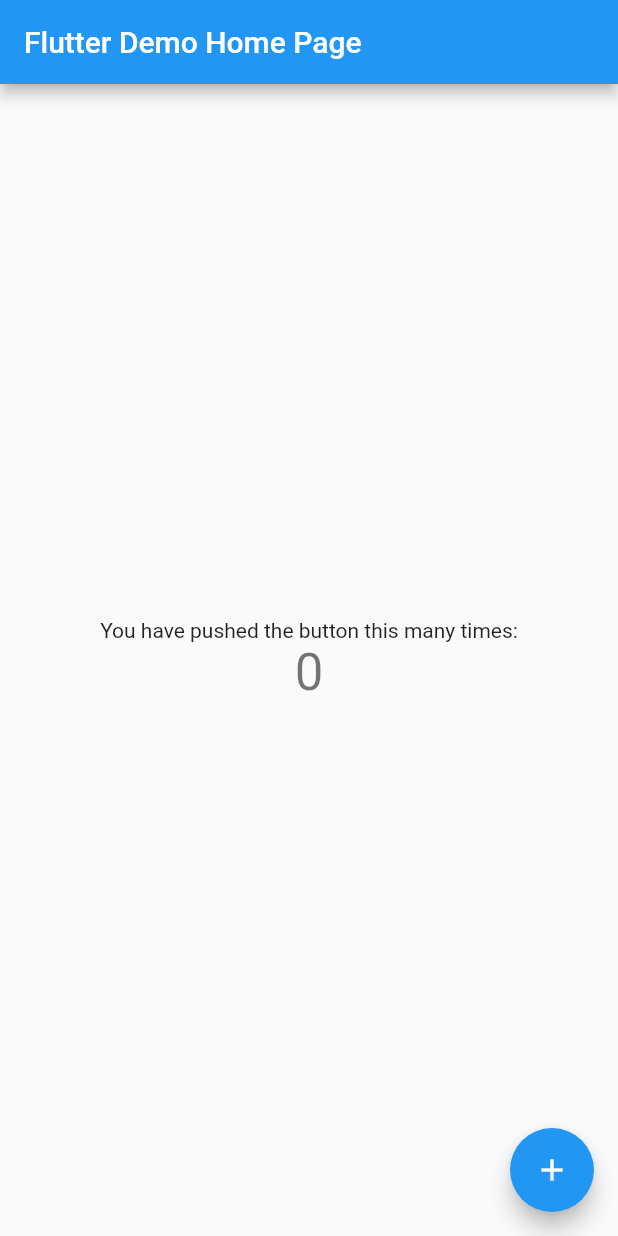
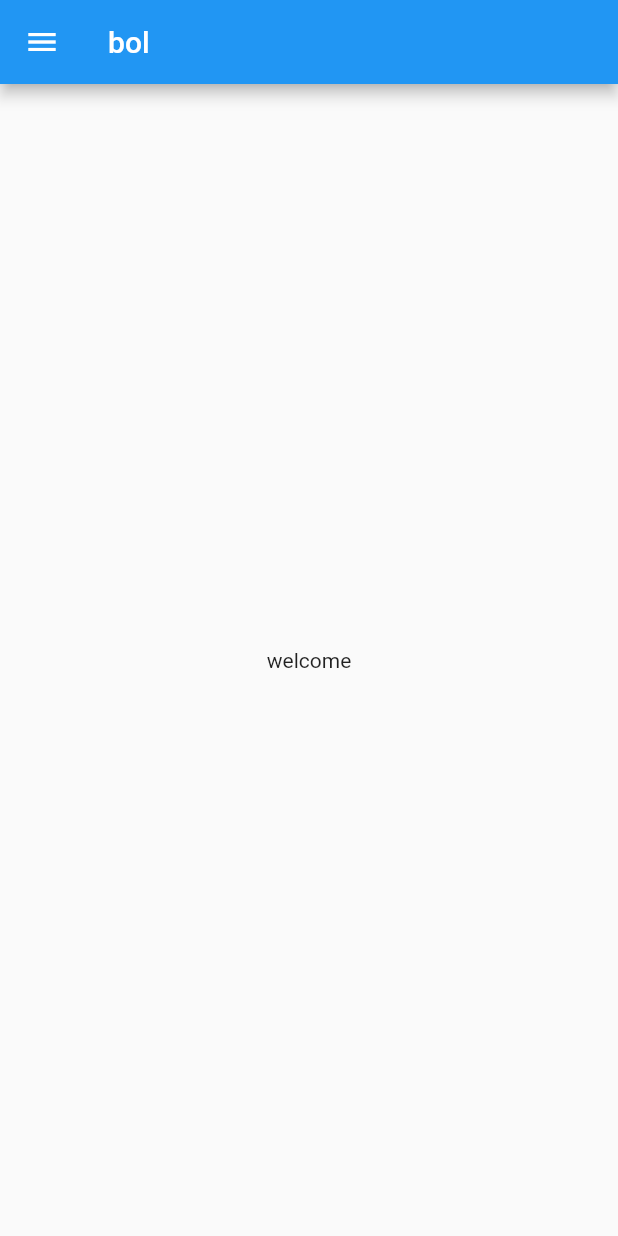
Before and after one commit to deromon/PROJECT1, a Flutter app: the screen it shows after launch, on a phone screen of 412 x 824 dp. Run offline on Flutter 3.47's test engine with Material 2 defaults, Android fonts, the phone set to English and light mode, and no system bars.

Commit message:
day 2 complete

```diff
--- /dev/null
+++ b/lib/home_page.dart
@@ -0,0 +1,22 @@
+import 'package:flutter/material.dart';
+
+class HomePage extends StatelessWidget {
+  final int days=10;
+  final String name="lol";
+  const HomePage({ Key? key }) : super(key: key);
+
+  @override
+  Widget build(BuildContext context) {
+    return Scaffold(
+      appBar: AppBar(
+        title: Text("bol"),
+      ),
+        body: Center(
+          child: Container(
+            child: Text("welcome"),
+          ),
+        ),
+        drawer:  Drawer(),
+      );
+  }
+}
--- a/lib/main.dart
+++ b/lib/main.dart
@@ -1,113 +1,17 @@
 import 'package:flutter/material.dart';
+import 'package:flutter_application_1/home_page.dart';
 
 void main() {
   runApp(MyApp());
 }
 
 class MyApp extends StatelessWidget {
-  // This widget is the root of your application.
+  const MyApp({ Key? key }) : super(key: key);
+
   @override
   Widget build(BuildContext context) {
     return MaterialApp(
-      title: 'Flutter Demo',
-      theme: ThemeData(
-        // This is the theme of your application.
-        //
-        // Try running your application with "flutter run". You'll see the
-        // application has a blue toolbar. Then, without quitting the app, try
-        // changing the primarySwatch below to Colors.green and then invoke
-        // "hot reload" (press "r" in the console where you ran "flutter run",
-        // or simply save your changes to "hot reload" in a Flutter IDE).
-        // Notice that the counter didn't reset back to zero; the application
-        // is not restarted.
-        primarySwatch: Colors.blue,
-      ),
-      home: MyHomePage(title: 'Flutter Demo Home Page'),
+      home: HomePage(),
     );
   }
 }
-
-class MyHomePage extends StatefulWidget {
-  MyHomePage({Key? key, required this.title}) : super(key: key);
-
-  // This widget is the home page of your application. It is stateful, meaning
-  // that it has a State object (defined below) that contains fields that affect
-  // how it looks.
-
-  // This class is the configuration for the state. It holds the values (in this
-  // case the title) provided by the parent (in this case the App widget) and
-  // used by the build method of the State. Fields in a Widget subclass are
-  // always marked "final".
-
-  final String title;
-
-  @override
-  _MyHomePageState createState() => _MyHomePageState();
-}
-
-class _MyHomePageState extends State<MyHomePage> {
-  int _counter = 0;
-
-  void _incrementCounter() {
-    setState(() {
-      // This call to setState tells the Flutter framework that something has
-      // changed in this State, which causes it to rerun the build method below
-      // so that the display can reflect the updated values. If we changed
-      // _counter without calling setState(), then the build method would not be
-      // called again, and so nothing would appear to happen.
-      _counter++;
-    });
-  }
-
-  @override
-  Widget build(BuildContext context) {
-    // This method is rerun every time setState is called, for instance as done
-    // by the _incrementCounter method above.
-    //
-    // The Flutter framework has been optimized to make rerunning build methods
-    // fast, so that you can just rebuild anything that needs updating rather
-    // than having to individually change instances of widgets.
-    return Scaffold(
-      appBar: AppBar(
-        // Here we take the value from the MyHomePage object that was created by
-        // the App.build method, and use it to set our appbar title.
-        title: Text(widget.title),
-      ),
-      body: Center(
-        // Center is a layout widget. It takes a single child and positions it
-        // in the middle of the parent.
-        child: Column(
-          // Column is also a layout widget. It takes a list of children and
-          // arranges them vertically. By default, it sizes itself to fit its
-          // children horizontally, and tries to be as tall as its parent.
-          //
-          // Invoke "debug painting" (press "p" in the console, choose the
-          // "Toggle Debug Paint" action from the Flutter Inspector in Android
-          // Studio, or the "Toggle Debug Paint" command in Visual Studio Code)
-          // to see the wireframe for each widget.
-          //
-          // Column has various properties to control how it sizes itself and
-          // how it positions its children. Here we use mainAxisAlignment to
-          // center the children vertically; the main axis here is the vertical
-          // axis because Columns are vertical (the cross axis would be
-          // horizontal).
-          mainAxisAlignment: MainAxisAlignment.center,
-          children: <Widget>[
-            Text(
-              'You have pushed the button this many times:',
-            ),
-            Text(
-              '$_counter',
-              style: Theme.of(context).textTheme.headline4,
-            ),
-          ],
-        ),
-      ),
-      floatingActionButton: FloatingActionButton(
-        onPressed: _incrementCounter,
-        tooltip: 'Increment',
-        child: Icon(Icons.add),
-      ), // This trailing comma makes auto-formatting nicer for build methods.
-    );
-  }
-}
```
